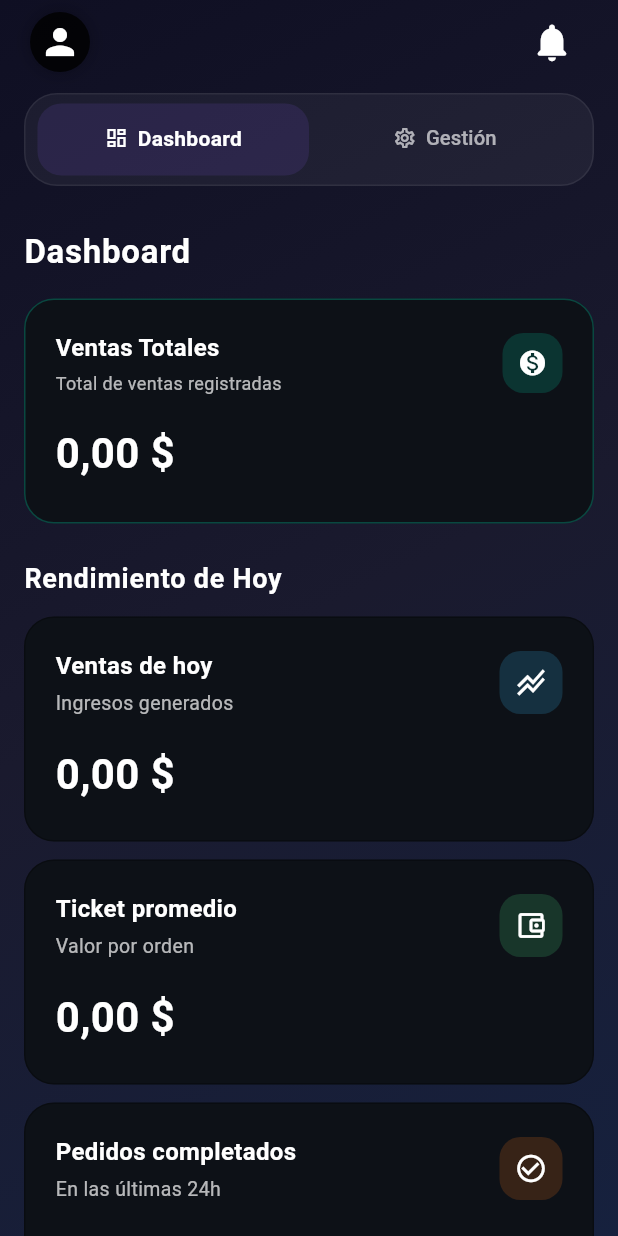
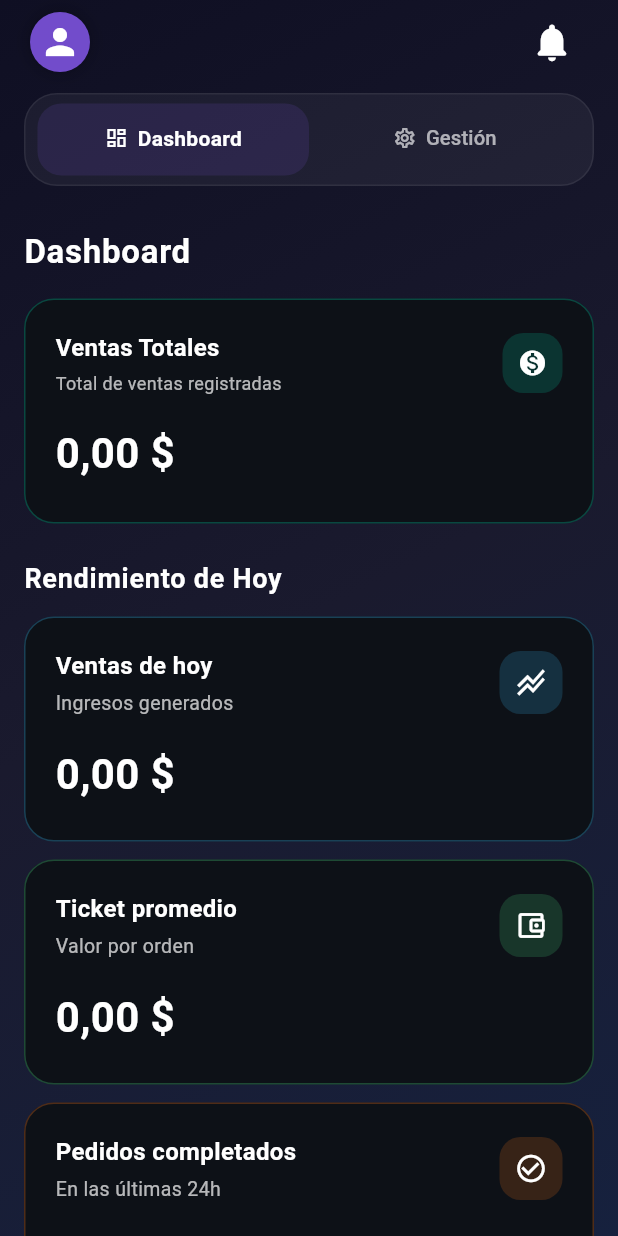
Before and after one commit to George0712/restauranteApp, a Flutter app: the HomeAdminScreen screen opened by its route, on a phone screen of 412 x 824 dp. Run offline on Flutter 3.47's test engine with Material 3 defaults, Android fonts, the phone set to English and light mode, and no system bars; our stand-ins replace audioplayers, cached_network_image, cloud_firestore, device_info_plus, firebase_auth, firebase_core and 8 more; missing offline and left inert: iconify_flutter; accounts and stored records are empty.

Commit message:
Refactor admin provider and UI components for improved readability and consistency in color usage

```diff
--- a/lib/presentation/providers/admin/admin_provider.dart
+++ b/lib/presentation/providers/admin/admin_provider.dart
@@ -37,7 +37,7 @@ final totalVentasProvider = StreamProvider<int>((ref) {
   final firestore = ref.watch(firestoreProvider);
   return firestore
     .collection('pedido')
-    .where('status', isEqualTo: 'pagado')
+    .where('pagado', isEqualTo: true)
     .snapshots()
     .map((snapshot) {
       final now = DateTime.now();
@@ -46,6 +46,7 @@ final totalVentasProvider = StreamProvider<int>((ref) {
       int totalVentas = 0;
       for (final doc in snapshot.docs) {
         final data = doc.data();
+
         final createdAt = _parseTimestamp(data['createdAt']) ??
             _parseTimestamp(data['fechaCreacion']) ??
             _parseTimestamp(data['fecha']);
@@ -123,7 +124,7 @@ final weeklySalesProvider = StreamProvider<List<SalesPoint>>((ref) {
 
   return firestore
       .collection('pedido')
-      .where('status', isEqualTo: 'pagado') // Cambio: solo pedidos pagados
+      .where('pagado', isEqualTo: true)
       .snapshots()
       .map((snapshot) {
     final now = DateTime.now();
@@ -133,6 +134,7 @@ final weeklySalesProvider = StreamProvider<List<SalesPoint>>((ref) {
 
     for (final doc in snapshot.docs) {
       final data = doc.data();
+
       final createdAt = _parseTimestamp(data['createdAt']) ??
           _parseTimestamp(data['fechaCreacion']) ??
           _parseTimestamp(data['fecha']);
@@ -166,7 +168,7 @@ final todaySalesProvider = StreamProvider<double>((ref) {
 
   return firestore
       .collection('pedido')
-      .where('status', isEqualTo: 'pagado') // Cambio: solo pedidos pagados
+      .where('pagado', isEqualTo: true)
       .snapshots()
       .map((snapshot) {
     final today = DateTime.now();
@@ -175,6 +177,7 @@ final todaySalesProvider = StreamProvider<double>((ref) {
     double totalSales = 0;
     for (final doc in snapshot.docs) {
       final data = doc.data();
+
       final createdAt = _parseTimestamp(data['createdAt']) ??
           _parseTimestamp(data['fechaCreacion']) ??
           _parseTimestamp(data['fecha']);
@@ -231,7 +234,7 @@ final averageTicketProvider = StreamProvider<double>((ref) {
 
   return firestore
       .collection('pedido')
-      .where('status', isEqualTo: 'pagado')
+      .where('pagado', isEqualTo: true)
       .snapshots()
       .map((snapshot) {
     final today = DateTime.now();
@@ -242,6 +245,7 @@ final averageTicketProvider = StreamProvider<double>((ref) {
 
     for (final doc in snapshot.docs) {
       final data = doc.data();
+
       final createdAt = _parseTimestamp(data['createdAt']) ??
           _parseTimestamp(data['fechaCreacion']) ??
           _parseTimestamp(data['fecha']);
@@ -303,7 +307,7 @@ final topProductsProvider = StreamProvider<List<TopProductMetric>>((ref) {
 
   return firestore
       .collection('pedido')
-      .where('status', isEqualTo: 'pagado')
+      .where('pagado', isEqualTo: true)
       .snapshots()
       .map((snapshot) {
     final now = DateTime.now();
--- a/lib/presentation/screens/admin/home/home_admin.dart
+++ b/lib/presentation/screens/admin/home/home_admin.dart
@@ -163,12 +163,7 @@ class _HomeAdminScreenState extends ConsumerState<HomeAdminScreen> {
               ],
             ),
             child: CircleAvatar(
-              backgroundColor: Color.fromRGBO(
-                theme.primaryColor.r.toInt(),
-                theme.primaryColor.g.toInt(),
-                theme.primaryColor.b.toInt(),
-                0.8,
-              ),
+              backgroundColor: theme.primaryColor.withValues(alpha: 0.8),
               child: const Icon(
                 Icons.person,
                 size: 28,
@@ -283,31 +278,31 @@ class _HomeAdminScreenState extends ConsumerState<HomeAdminScreen> {
             mainAxisSpacing: 12,
             children: [
               OptionButtonCard(
-                icon: const Iconify(Bi.box, size: 32),
+                icon: const Iconify(Bi.box, size: 32, color: Color(0xFF8B5CF6)),
                 text: AppStrings.productsTitle,
                 color: const Color(0xFF8B5CF6),
                 onTap: () => context.push('/admin/manage/manage-productos'),
               ),
               OptionButtonCard(
-                icon: const Iconify(Ri.user_line, size: 32),
+                icon: const Iconify(Ri.user_line, size: 32, color: Color(0xFF3B82F6)),
                 text: AppStrings.waitersTitle,
                 color: const Color(0xFF3B82F6),
                 onTap: () => context.push('/admin/manage/mesero'),
               ),
               OptionButtonCard(
-                icon: const Iconify(Ri.user_line, size: 32),
+                icon: const Iconify(Ri.user_line, size: 32, color: Color(0xFF10B981)),
                 text: AppStrings.cooksTitle,
                 color: const Color(0xFF10B981),
                 onTap: () => context.push('/admin/manage/cocinero'),
               ),
               OptionButtonCard(
-                icon: const Iconify(Ic.outline_table_restaurant, size: 32),
+                icon: const Iconify(Ic.outline_table_restaurant, size: 32, color: Color(0xFFF59E0B)),
                 text: 'Mesas',
                 color: const Color(0xFFF59E0B),
                 onTap: () => context.push('/admin/manage/mesas'),
               ),
               OptionButtonCard(
-                icon: const Icon(Icons.report_problem_rounded, size: 32),
+                icon: const Icon(Icons.report_problem_rounded, size: 32, color: Color(0xFFEF4444)),
                 text: 'Incidencias',
                 color: const Color(0xFFEF4444),
                 onTap: () => context.push('/admin/manage/incidencias'),
@@ -1008,7 +1003,7 @@ class _HomeAdminScreenState extends ConsumerState<HomeAdminScreen> {
       color: const Color(0xFF0D1117),
       borderRadius: BorderRadius.circular(20),
       border: Border.all(
-        color: Color.fromRGBO(accent.r.toInt(), accent.g.toInt(), accent.b.toInt(), 0.28),
+        color: accent.withValues(alpha: 0.28),
         width: 1,
       ),
     );
```
Also changed, not shown: lib/presentation/screens/admin/manage/manage_producto/manage_producto_screen.dart (+4 -4 lines), lib/presentation/widgets/option_button_card.dart (+1 -18 lines).
